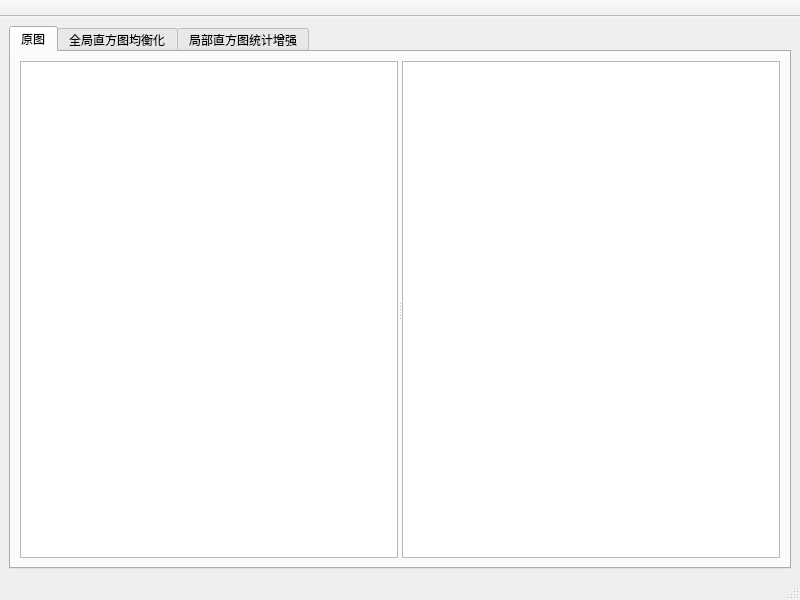
Old version of the form DIP-src/mainwindow.ui in the repository miRoox/HIT-DigitalImageProcessing-Postgraduate.
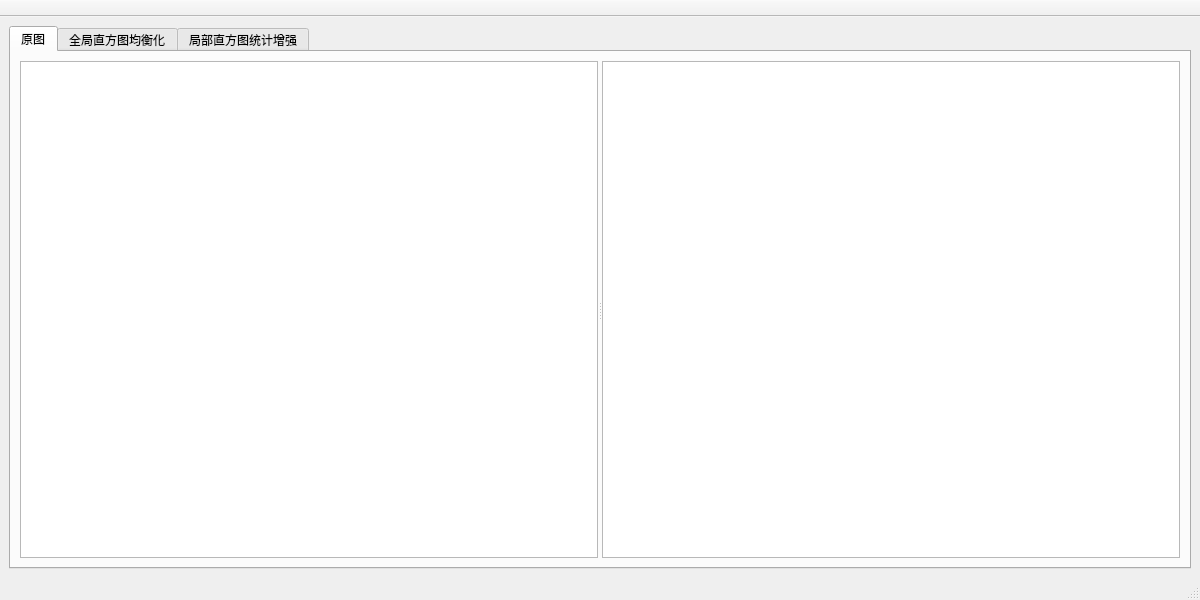
New version of the form. Custom widgets are drawn as their Qt base class.

Commit message:
调整窗口显示
* 将一部分控件属性的设置移到ui文件中
* 调整主窗口大小
* 更换图像时自适应调整显示区域的尺寸

```diff
--- a/DIP-src/mainwindow.ui
+++ b/DIP-src/mainwindow.ui
@@ -6,7 +6,7 @@
    <rect>
     <x>0</x>
     <y>0</y>
-    <width>800</width>
+    <width>1200</width>
     <height>600</height>
    </rect>
   </property>
```
Left out of the diff: 54 changed lines with no effect on the pictures. The commit also changes 1 other file.
